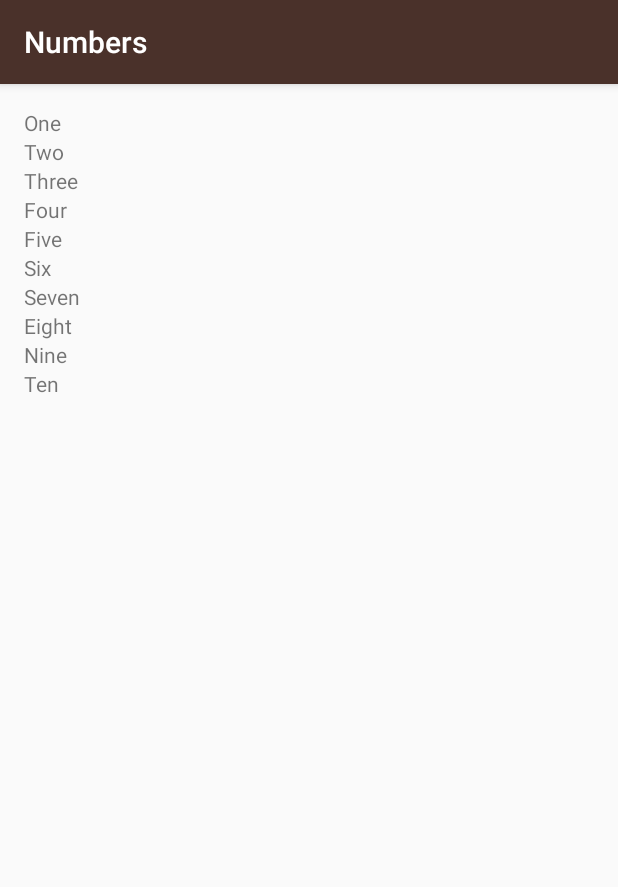
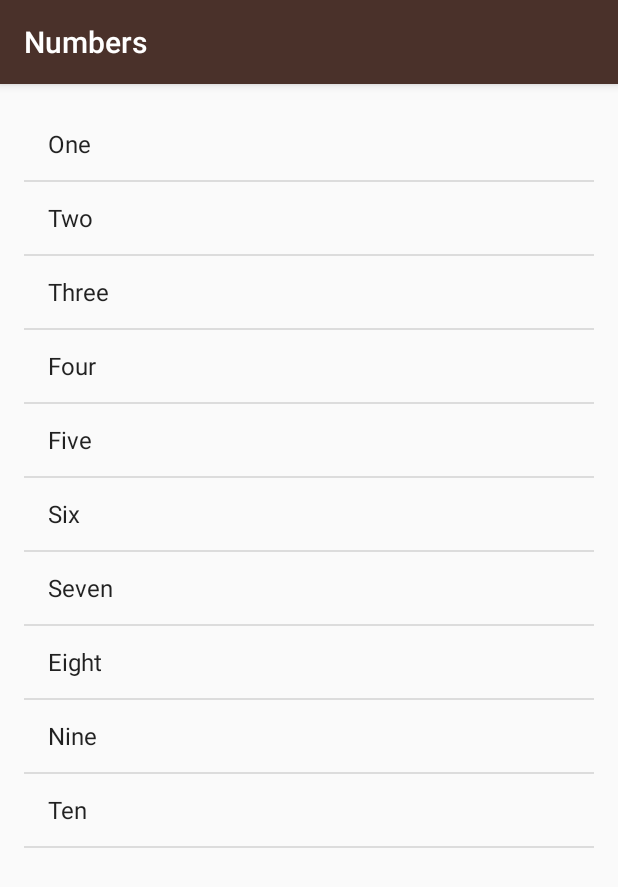
Before and after one commit to rajashreem/Miwok, an Android app: the NumbersActivity screen opened directly, with no data from a screen before it, on a phone screen of 412 x 824 dp. Shown: the top 887 px of the screen. Run offline under Robolectric (Android 15) with nearby library versions, the phone set to English and light mode, and no system bars.

Commit message:
Use listview and ArrayAdapter for showing the list of numbers ; efficient use of memory

```diff
--- a/app/src/main/java/com/example/android/miwok/NumbersActivity.java
+++ b/app/src/main/java/com/example/android/miwok/NumbersActivity.java
@@ -2,8 +2,8 @@ package com.example.android.miwok;
 
 import android.os.Bundle;
 import android.support.v7.app.AppCompatActivity;
-import android.widget.LinearLayout;
-import android.widget.TextView;
+import android.widget.ArrayAdapter;
+import android.widget.ListView;
 
 import java.util.ArrayList;
 
@@ -27,13 +27,8 @@ public class NumbersActivity extends AppCompatActivity {
         numbersList.add("Nine");
         numbersList.add("Ten");
 
-        LinearLayout rootView = (LinearLayout) findViewById(R.id.rootview);
-
-        for(int i=0 ; i < numbersList.size(); i++){
-            TextView textView = new TextView(this);
-            textView.setText(numbersList.get(i));
-            rootView.addView(textView);
-        }
-
+        ArrayAdapter<String> numbersAdapater = new ArrayAdapter<String>(this, android.R.layout.simple_list_item_1, numbersList);
+        ListView listView = (ListView) findViewById(R.id.numbers_list_view);
+        listView.setAdapter(numbersAdapater);
     }
 }
--- a/app/src/main/res/layout/activity_numbers.xml
+++ b/app/src/main/res/layout/activity_numbers.xml
@@ -1,7 +1,7 @@
 <?xml version="1.0" encoding="utf-8"?>
-<LinearLayout xmlns:android="http://schemas.android.com/apk/res/android"
+<ListView xmlns:android="http://schemas.android.com/apk/res/android"
     xmlns:tools="http://schemas.android.com/tools"
-    android:id="@+id/rootview"
+    android:id="@+id/numbers_list_view"
     android:layout_width="match_parent"
     android:layout_height="match_parent"
     android:paddingBottom="@dimen/activity_vertical_margin"
@@ -11,4 +11,4 @@
     android:orientation="vertical"
     tools:context="com.example.android.miwok.NumbersActivity">
 
-</LinearLayout>
+</ListView>
```
